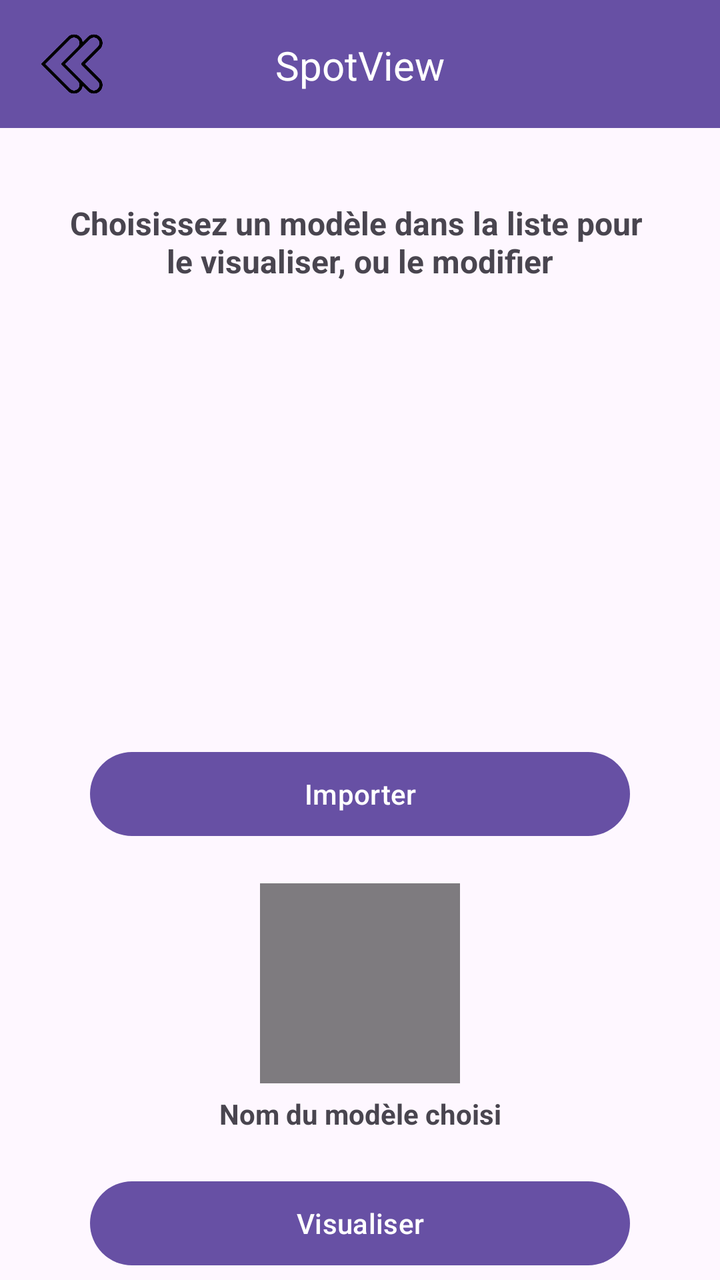
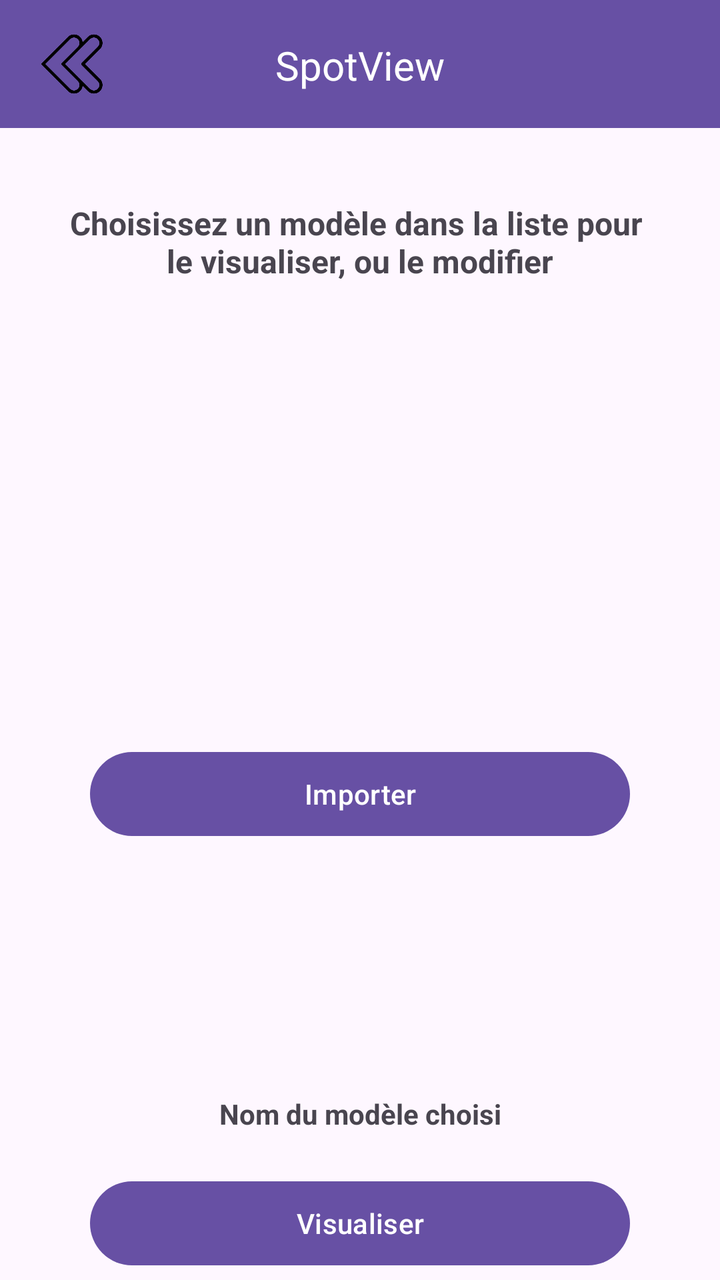

The first picture is an Android layout as it rendered before a commit; the second is the same layout after the commit. The layout source and the unified diff follow.
<!-- AndroidManifest.xml: application theme Theme.SpotView -->
<!-- res/layout/activity_selection_modele.xml -->
<?xml version="1.0" encoding="utf-8"?>
<androidx.constraintlayout.widget.ConstraintLayout xmlns:android="http://schemas.android.com/apk/res/android"
    xmlns:app="http://schemas.android.com/apk/res-auto"
    xmlns:tools="http://schemas.android.com/tools"
    android:id="@+id/main"
    android:layout_width="match_parent"
    android:layout_height="match_parent"
    tools:context=".SelectionModele" >

    <include
        layout="@layout/custom_toolbar"
        android:layout_width="match_parent"
        android:layout_height="wrap_content" />

    <TextView
        android:id="@+id/sm_text"
        android:layout_width="wrap_content"
        android:layout_height="wrap_content"
        android:layout_marginTop="100dp"
        android:text="@string/sm_text"
        android:textAlignment="center"
        android:textSize="16sp"
        android:textStyle="bold"
        app:layout_constraintBottom_toTopOf="@+id/sm_image"
        app:layout_constraintEnd_toEndOf="parent"
        app:layout_constraintStart_toStartOf="parent"
        app:layout_constraintTop_toTopOf="parent" />

    <Button
        android:id="@+id/sm_modifB"
        android:layout_width="140dp"
        android:layout_height="50dp"
        android:layout_marginStart="30dp"
        android:layout_marginTop="645dp"
        android:layout_marginEnd="66dp"
        android:layout_marginBottom="30dp"
        android:text="@string/sm_modif"
        app:layout_constraintBottom_toBottomOf="parent"
        app:layout_constraintEnd_toStartOf="@+id/sm_supprB"
        app:layout_constraintStart_toStartOf="parent"
        app:layout_constraintTop_toTopOf="parent" />

    <Button
        android:id="@+id/sm_supprB"
        android:layout_width="140dp"
        android:layout_height="50dp"
        android:layout_marginTop="645dp"
        android:layout_marginEnd="30dp"
        android:layout_marginBottom="30dp"
        android:text="@string/sm_suppr"
        app:layout_constraintBottom_toBottomOf="parent"
        app:layout_constraintEnd_toEndOf="parent"
        app:layout_constraintStart_toEndOf="@+id/sm_modifB"
        app:layout_constraintTop_toTopOf="parent" />

    <Button
        android:id="@+id/sm_visuB"
        android:layout_width="270dp"
        android:layout_height="50dp"
        android:layout_marginBottom="15dp"
        android:text="@string/sm_visu"
        app:layout_constraintBottom_toTopOf="@+id/sm_modifB"
        app:layout_constraintEnd_toEndOf="parent"
        app:layout_constraintStart_toStartOf="parent"
        app:layout_constraintTop_toBottomOf="@+id/sm_name" />

    <Button
        android:id="@+id/sm_importB"
        android:layout_width="270dp"
        android:layout_height="50dp"
        android:layout_marginTop="231dp"
        android:layout_marginBottom="20dp"
        android:text="@string/sm_import"
        app:layout_constraintBottom_toTopOf="@+id/sm_image"
        app:layout_constraintEnd_toEndOf="parent"
        app:layout_constraintStart_toStartOf="parent"
        app:layout_constraintTop_toBottomOf="@+id/sm_text" />

    <TextView
        android:id="@+id/sm_name"
        android:layout_width="wrap_content"
        android:layout_height="wrap_content"
        android:layout_marginBottom="20dp"
        android:text="@string/sm_nameM"
        android:textStyle="bold"
        app:layout_constraintBottom_toTopOf="@+id/sm_visuB"
        app:layout_constraintEnd_toEndOf="parent"
        app:layout_constraintStart_toStartOf="parent"
        app:layout_constraintTop_toBottomOf="@+id/sm_image" />

    <ImageView
        android:id="@+id/sm_image"
        android:layout_width="100dp"
        android:layout_height="100dp"
        android:layout_marginTop="300dp"
        android:layout_marginBottom="5dp"
        app:layout_constraintBottom_toTopOf="@+id/sm_name"
        app:layout_constraintEnd_toEndOf="parent"
        app:layout_constraintStart_toStartOf="parent"
        app:layout_constraintTop_toBottomOf="@+id/sm_text"
        app:srcCompat="@android:drawable/screen_background_dark_transparent" />
</androidx.constraintlayout.widget.ConstraintLayout>
<!-- res/layout/custom_toolbar.xml (included above) -->
<?xml version="1.0" encoding="utf-8"?>
<androidx.constraintlayout.widget.ConstraintLayout xmlns:android="http://schemas.android.com/apk/res/android"
    xmlns:app="http://schemas.android.com/apk/res-auto"
    xmlns:tools="http://schemas.android.com/tools"
    android:id="@+id/toolbar"
    android:layout_width="match_parent"
    android:layout_height="?attr/actionBarSize"
    android:background="?attr/colorPrimary">

    

    
    <ImageButton
        android:id="@+id/btnBack"
        android:layout_width="40dp"
        android:layout_height="40dp"
        android:layout_marginStart="16dp"
        android:background="?attr/selectableItemBackgroundBorderless"
        android:contentDescription="Retour"
        android:scaleType="centerInside"
        android:src="@drawable/back_arrow"
        app:layout_constraintBottom_toBottomOf="parent"
        app:layout_constraintStart_toStartOf="parent"
        app:layout_constraintTop_toTopOf="parent" />

    <TextView
        android:id="@+id/toolbar_title"
        android:layout_width="wrap_content"
        android:layout_height="27dp"
        android:layout_marginTop="19dp"
        android:layout_marginBottom="18dp"
        android:gravity="center_vertical"
        android:text="@string/app_name"
        android:textColor="@android:color/white"
        android:textSize="20sp"
        app:layout_constraintBottom_toBottomOf="parent"
        app:layout_constraintEnd_toEndOf="parent"
        app:layout_constraintStart_toStartOf="parent"
        app:layout_constraintTop_toTopOf="parent" />
</androidx.constraintlayout.widget.ConstraintLayout>
<!-- resources referenced by this layout -->
<resources>
  <!-- drawable back_arrow: png bitmap (drawable, 8437 bytes) -->
  <string name="app_name">SpotView</string>
  <string name="sm_import">Importer</string>
  <string name="sm_modif">Modifier</string>
  <string name="sm_nameM">Nom du modèle choisi</string>
  <string name="sm_suppr">Supprimer</string>
  <string name="sm_text">Choisissez un modèle dans la liste pour \nle visualiser, ou le modifier</string>
  <string name="sm_visu">Visualiser</string>
  <style name="Theme.SpotView" parent="Base.Theme.SpotView" />
  <style name="Base.Theme.SpotView" parent="Theme.Material3.DayNight.NoActionBar">
          
          
      </style>
</resources>

<!-- the commit's change to res/layout/activity_selection_modele.xml (unified diff, before → after) -->
@@ -98,7 +98,25 @@
         app:layout_constraintEnd_toEndOf="parent"
         app:layout_constraintStart_toStartOf="parent"
         app:layout_constraintTop_toBottomOf="@+id/sm_text"
-        app:srcCompat="@android:drawable/screen_background_dark_transparent" />
+        app:srcCompat="@drawable/invisible" />
+
+    <LinearLayout
+        android:layout_width="345dp"
+        android:layout_height="212dp"
+        android:layout_marginTop="18dp"
+        android:layout_marginBottom="10dp"
+        android:orientation="horizontal"
+        app:layout_constraintBottom_toTopOf="@+id/sm_importB"
+        app:layout_constraintEnd_toEndOf="parent"
+        app:layout_constraintStart_toStartOf="parent"
+        app:layout_constraintTop_toBottomOf="@+id/sm_text">
+
+        <ListView
+            android:id="@+id/sm_list"
+            android:layout_width="match_parent"
+            android:layout_height="match_parent" />
+    </LinearLayout>
+
 </androidx.constraintlayout.widget.ConstraintLayout>
 <!-- res/layout/custom_toolbar.xml (included above) -->
 <?xml version="1.0" encoding="utf-8"?>
<!-- resource entries referenced after the edit -->
@@ -1,6 +1,7 @@
 <!-- resources referenced by this layout -->
 <resources>
   <!-- drawable back_arrow: png bitmap (drawable, 8437 bytes) -->
+  <!-- drawable invisible: png bitmap (drawable, 1862 bytes) -->
   <string name="app_name">SpotView</string>
   <string name="sm_import">Importer</string>
   <string name="sm_modif">Modifier</string>
